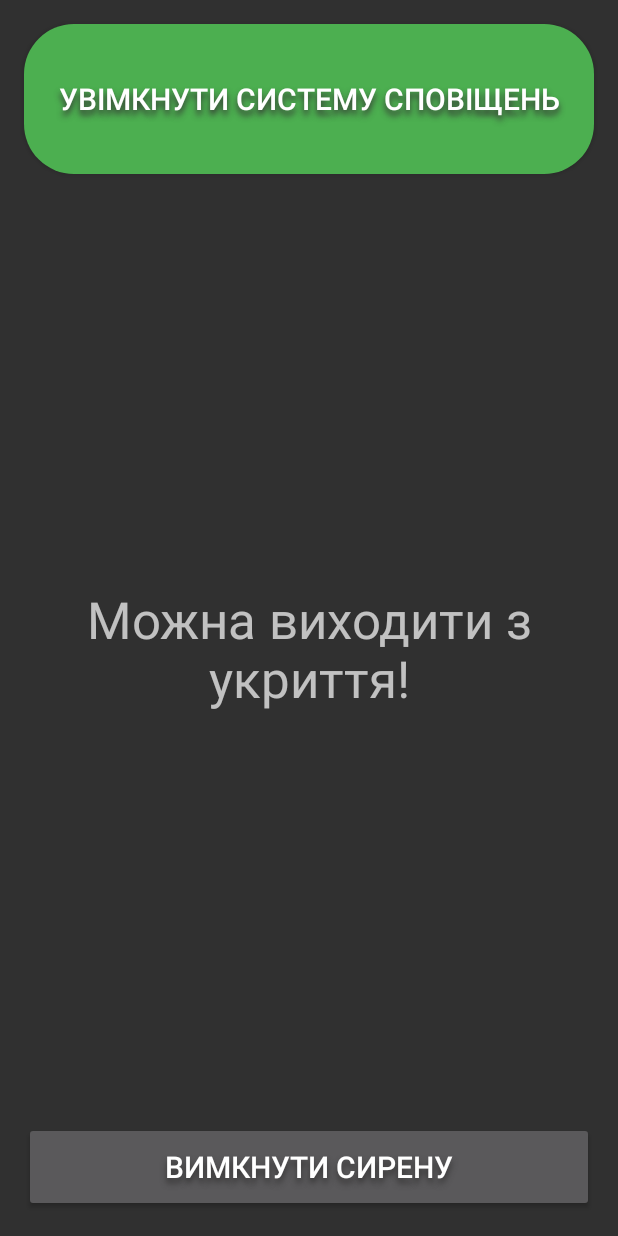
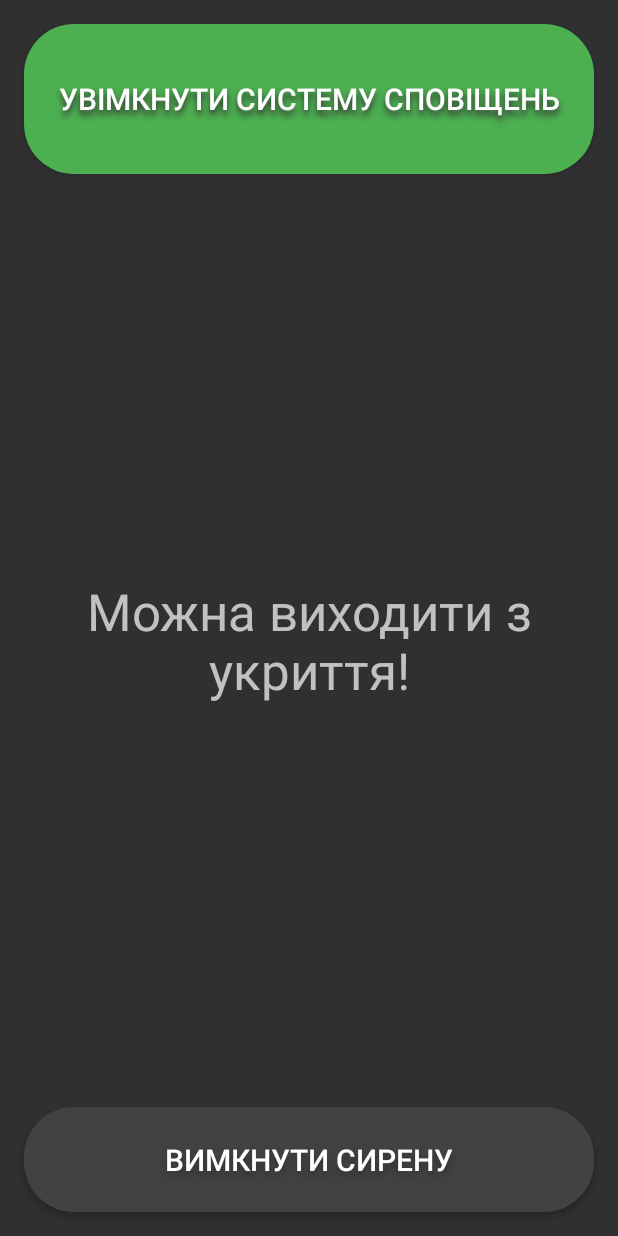
Before and after one commit to AndreDreamer/alertofdangerous, an Android app: the layout activity_main.xml on its own in the app's theme, with its tools: preview values and no code run, on a phone screen of 412 x 824 dp. Run offline under Robolectric (Android 15) with nearby library versions, the phone set to English and light mode, and no system bars.

Commit message:
redesigned button, refactored

```diff
--- a/app/build.gradle
+++ b/app/build.gradle
@@ -10,8 +10,8 @@ android {
         applicationId "com.middleview.alertofdangerous"
         minSdk 26
         targetSdk 31
-        versionCode 25
-        versionName "2.3"
+        versionCode 27
+        versionName "2.4"
 
         testInstrumentationRunner "androidx.test.runner.AndroidJUnitRunner"
     }
--- a/app/src/main/java/com/middleview/alertofdangerous/ConnectionService.kt
+++ b/app/src/main/java/com/middleview/alertofdangerous/ConnectionService.kt
@@ -1,6 +1,5 @@
 package com.middleview.alertofdangerous
 
-import android.annotation.SuppressLint
 import android.app.*
 import android.content.Context
 import android.content.Intent
@@ -44,16 +43,15 @@ class ConnectionService : Service() {
 
     override fun onStartCommand(intent: Intent?, flags: Int, startId: Int): Int {
         if (!running) {
-            scheduledTask()
             createNotificationChannel()
             createNotification()
             wakeLockAction()
+            scheduledTask()
             AudioPlay.init(this)
         }
         return START_STICKY
     }
 
-    @SuppressLint("WakelockTimeout")
     private fun wakeLockAction() {
         try {
             wakeLock =
@@ -88,7 +86,6 @@ class ConnectionService : Service() {
         val notification: Notification = NotificationCompat.Builder(this, channelID)
             .setOngoing(true)
             .setSmallIcon(android.R.drawable.ic_dialog_info)
-            .setContentTitle(getString(R.string.app_name))
             .setContentText(getString(R.string.infoSystemTurnedOn))
             .setPriority(NotificationCompat.PRIORITY_HIGH)
             .setContentIntent(pendingIntent)
--- a/app/src/main/java/com/middleview/alertofdangerous/MainActivity.kt
+++ b/app/src/main/java/com/middleview/alertofdangerous/MainActivity.kt
@@ -9,14 +9,13 @@ import android.os.IBinder
 import android.widget.Toast
 import com.middleview.alertofdangerous.databinding.ActivityMainBinding
 
-
 class MainActivity : Activity() {
 
     private lateinit var service: ConnectionService
+    private lateinit var binding: ActivityMainBinding
     private var bound: Boolean = false
 
-    private lateinit var binding: ActivityMainBinding
-
+    // Service connection
     private val connection = object : ServiceConnection {
         override fun onServiceConnected(className: ComponentName, binder: IBinder) {
             service = (binder as ConnectionService.LocalBinder).getService()
@@ -90,7 +89,6 @@ class MainActivity : Activity() {
 
 
     private fun turnOnAlert() {
-        showMessage(getString(R.string.infoSystemTurnedOn))
         startForegroundService(Intent(this, ConnectionService::class.java))
         bindConnectionService()
     }
@@ -104,7 +102,6 @@ class MainActivity : Activity() {
         } catch (e: Exception) {
             e.printStackTrace()
         }
-
         stopService(Intent(this, ConnectionService::class.java))
     }
 
--- /dev/null
+++ b/app/src/main/res/drawable/custom_button.xml
@@ -0,0 +1,7 @@
+<?xml version="1.0" encoding="utf-8"?>
+<selector xmlns:android="http://schemas.android.com/apk/res/android">
+
+    <item android:drawable="@drawable/custom_button_pressed" android:state_pressed="true" />
+    <item android:drawable="@drawable/custom_button_unpressed" android:state_pressed="false" />
+
+</selector>
--- /dev/null
+++ b/app/src/main/res/drawable/custom_button_pressed.xml
@@ -0,0 +1,11 @@
+<?xml version="1.0" encoding="utf-8"?>
+<shape xmlns:android="http://schemas.android.com/apk/res/android"
+    android:shape="rectangle">
+
+    <solid android:color="#333333" />
+    <corners android:radius="33dp" />
+    <stroke
+        android:width="2dp"
+        android:color="#fff" />
+
+</shape>
--- /dev/null
+++ b/app/src/main/res/drawable/custom_button_unpressed.xml
@@ -0,0 +1,8 @@
+<?xml version="1.0" encoding="utf-8"?>
+<shape xmlns:android="http://schemas.android.com/apk/res/android"
+    android:shape="rectangle">
+
+    <solid android:color="#424242" />
+    <corners android:radius="33dp" />
+
+</shape>
--- a/app/src/main/res/layout/activity_main.xml
+++ b/app/src/main/res/layout/activity_main.xml
@@ -46,10 +46,11 @@
         android:id="@+id/bDisableSignal"
         style="@style/Widget.AppCompat.Button"
         android:layout_width="0dp"
-        android:layout_height="60dp"
+        android:layout_height="70dp"
         android:layout_marginStart="16dp"
         android:layout_marginEnd="16dp"
         android:layout_marginBottom="16dp"
+        android:background="@drawable/custom_button"
         android:shadowColor="@color/textShadow"
         android:shadowDy="5"
         android:shadowRadius="5"
--- a/app/src/main/res/values/colors.xml
+++ b/app/src/main/res/values/colors.xml
@@ -8,4 +8,6 @@
     <color name="black">#FF000000</color>
     <color name="white">#FFFFFFFF</color>
     <color name="textShadow">#333232</color>
+
+
 </resources>
```
